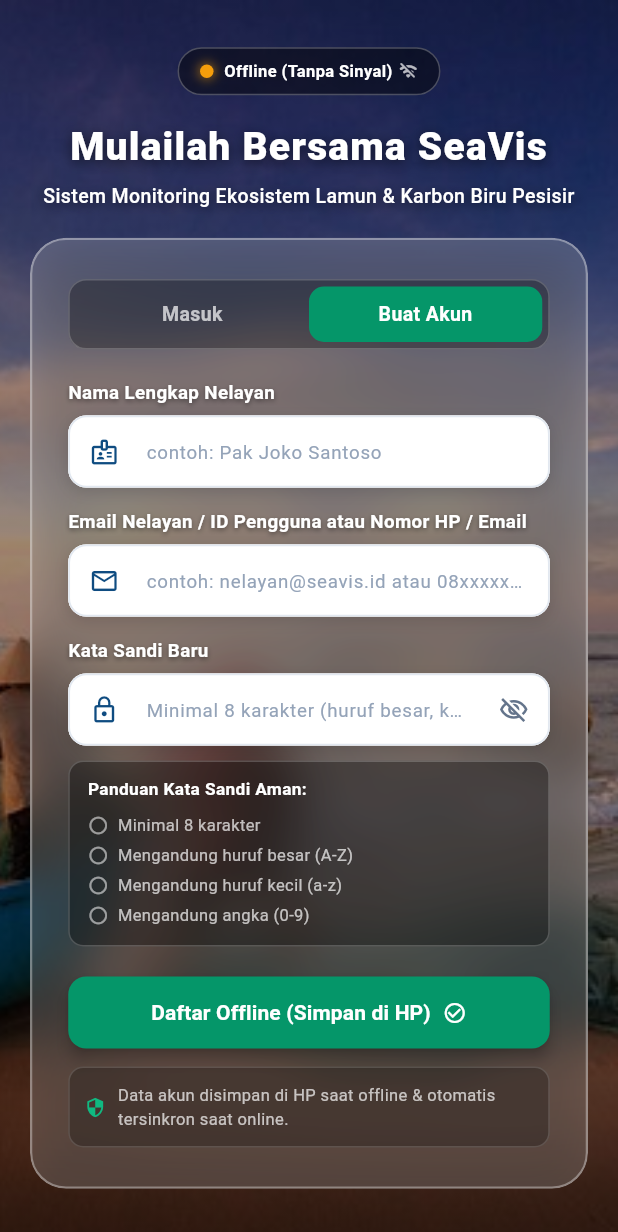
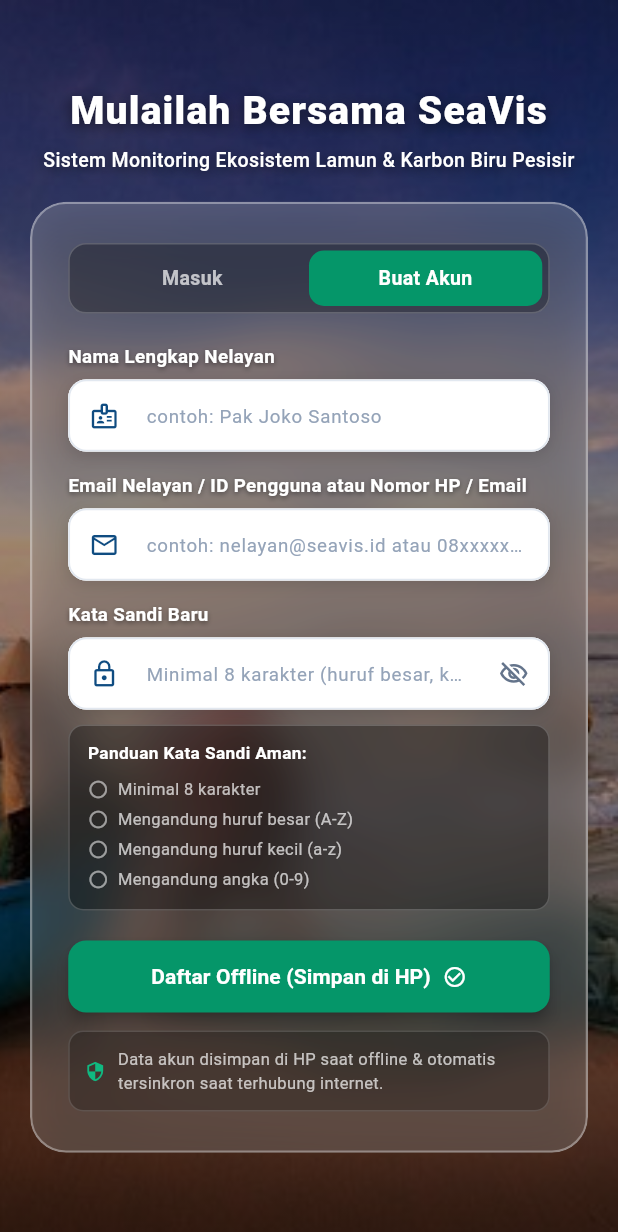
Before and after one commit to Zeinul899/SEAVIS, a Flutter app: the screen it shows after launch, after a tap on "Buat Akun", on a phone screen of 412 x 824 dp. Shown: the top 1232 px of the screen. Run offline on Flutter 3.47's test engine with Material 3 defaults, Android fonts, the light colour scheme and no system bars.

Commit message:
refactor(auth): remove online status pill indicator from login screen

```diff
--- a/lib/pages/login_page.dart
+++ b/lib/pages/login_page.dart
@@ -20,7 +20,6 @@
 
   // Status Koneksi Riil (Mendeteksi sinyal nyata internet, bukan simulasi)
   bool _isOnline = true;
-  bool _isCheckingConnection = true;
   StreamSubscription<bool>? _networkSubscription;
 
   // Controllers Form Masuk (Kosong agar placeholder/hint terlihat jelas)
@@ -36,7 +35,6 @@
 
   bool _isPasswordVisible = false;
   bool _isLoading = false;
-  bool _isSyncing = false;
   int _pendingCount = 0;
 
   // ---------------------------------------------------------------------------
@@ -70,7 +68,6 @@
         final wasOffline = !_isOnline;
         setState(() {
           _isOnline = isOnline;
-          _isCheckingConnection = false;
         });
 
         // Jika baru saja kembali online dari kondisi offline, lakukan auto-sync antrean
@@ -85,12 +82,10 @@
   }
 
   Future<void> _checkRealNetworkStatus() async {
-    if (mounted) setState(() => _isCheckingConnection = true);
     final isOnline = await NetworkService.checkRealInternet();
     if (mounted) {
       setState(() {
         _isOnline = isOnline;
-        _isCheckingConnection = false;
       });
     }
   }
@@ -219,7 +214,7 @@
           final userName = localUser?.name ??
               (email == 'admin@seavis.id' ? 'Pak Joko Nelayan' : email.split('@').first);
 
-          _showToast('Login berhasil! Terverifikasi database online.');
+          _showToast('Login berhasil! Terverifikasi database.');
           _navigateToDashboard(
             UserModel(
               name: userName,
@@ -348,7 +343,7 @@
 
         if (!mounted) return;
 
-        _showToast('Akun berhasil dibuat dan tersimpan di database online!');
+        _showToast('Akun berhasil dibuat dan tersimpan di database!');
         _navigateToDashboard(
           savedAccount.copyWith(syncStatus: SyncStatus.synced),
         );
@@ -374,12 +369,10 @@
       return;
     }
 
-    setState(() => _isSyncing = true);
     final result = await OfflineSyncService.syncPendingAccountsToServer();
     await _checkPendingAccounts();
 
     if (mounted) {
-      setState(() => _isSyncing = false);
       if (result.isAllSuccess) {
         _showToast(
           isAuto
@@ -461,10 +454,6 @@
                   child: Column(
                     mainAxisSize: MainAxisSize.min,
                     children: [
-                      // Status Koneksi Online / Offline Nyata
-                      _buildNetworkStatusHeader(),
-                      const SizedBox(height: 16),
-
                       // Teks Judul & Tagline di LUAR Card
                       _buildOutsideHeader(),
                       const SizedBox(height: 18),
@@ -563,108 +552,6 @@
           ),
         ),
       ],
-    );
-  }
-
-  // Header status jaringan riil (Real Online/Offline Probe)
-  Widget _buildNetworkStatusHeader() {
-    return Container(
-      padding: const EdgeInsets.symmetric(horizontal: 14, vertical: 7),
-      decoration: BoxDecoration(
-        color: Colors.black.withValues(alpha: 0.45),
-        borderRadius: BorderRadius.circular(30),
-        border: Border.all(color: Colors.white.withValues(alpha: 0.25)),
-      ),
-      child: Wrap(
-        crossAxisAlignment: WrapCrossAlignment.center,
-        alignment: WrapAlignment.center,
-        spacing: 10,
-        runSpacing: 4,
-        children: [
-          // Indikator Status Nyata Jaringan
-          GestureDetector(
-            onTap: _isCheckingConnection ? null : _checkRealNetworkStatus,
-            child: Row(
-              mainAxisSize: MainAxisSize.min,
-              children: [
-                if (_isCheckingConnection)
-                  const SizedBox(
-                    width: 9,
-                    height: 9,
-                    child: CircularProgressIndicator(strokeWidth: 2, color: Colors.white70),
-                  )
-                else
-                  Container(
-                    width: 9,
-                    height: 9,
-                    decoration: BoxDecoration(
-                      color: _isOnline ? const Color(0xFF10B981) : const Color(0xFFF59E0B),
-                      shape: BoxShape.circle,
-                      boxShadow: [
-                        BoxShadow(
-                          color: (_isOnline ? const Color(0xFF10B981) : const Color(0xFFF59E0B))
-                              .withValues(alpha: 0.6),
-                          blurRadius: 6,
-                          spreadRadius: 1,
-                        ),
-                      ],
-                    ),
-                  ),
-                const SizedBox(width: 7),
-                Text(
-                  _isCheckingConnection
-                      ? 'Memeriksa Jaringan...'
-                      : (_isOnline ? 'Online (Terhubung)' : 'Offline (Tanpa Sinyal)'),
-                  style: const TextStyle(
-                    color: Colors.white,
-                    fontSize: 11,
-                    fontWeight: FontWeight.bold,
-                  ),
-                ),
-                const SizedBox(width: 4),
-                Icon(
-                  _isCheckingConnection ? Icons.refresh : (_isOnline ? Icons.wifi : Icons.wifi_off_rounded),
-                  size: 13,
-                  color: Colors.white70,
-                ),
-              ],
-            ),
-          ),
-
-          // Tombol Sinkronisasi jika ada antrean akun offline
-          if (_pendingCount > 0) ...[
-            Container(width: 1, height: 12, color: Colors.white30),
-            GestureDetector(
-              onTap: (_isSyncing || !_isOnline) ? null : () => _triggerManualSync(),
-              child: Row(
-                mainAxisSize: MainAxisSize.min,
-                children: [
-                  _isSyncing
-                      ? const SizedBox(
-                          width: 10,
-                          height: 10,
-                          child: CircularProgressIndicator(strokeWidth: 2, color: Colors.white),
-                        )
-                      : Icon(
-                          Icons.cloud_upload_outlined,
-                          size: 13,
-                          color: _isOnline ? const Color(0xFF38BDF8) : Colors.white38,
-                        ),
-                  const SizedBox(width: 4),
-                  Text(
-                    'Sync ($_pendingCount)',
-                    style: TextStyle(
-                      color: _isOnline ? const Color(0xFF38BDF8) : Colors.white38,
-                      fontSize: 11,
-                      fontWeight: FontWeight.bold,
-                    ),
-                  ),
-                ],
-              ),
-            ),
-          ],
-        ],
-      ),
     );
   }
 
@@ -904,7 +791,7 @@
                 child: Text(
                   _isOnline
                       ? 'Pendaftaran tersimpan langsung di cloud database terenkripsi.'
-                      : 'Data akun disimpan di HP saat offline & otomatis tersinkron saat online.',
+                      : 'Data akun disimpan di HP saat offline & otomatis tersinkron saat terhubung internet.',
                   style: const TextStyle(color: Colors.white70, fontSize: 11),
                 ),
               ),
```
Also changed, not shown: 1 other file.
